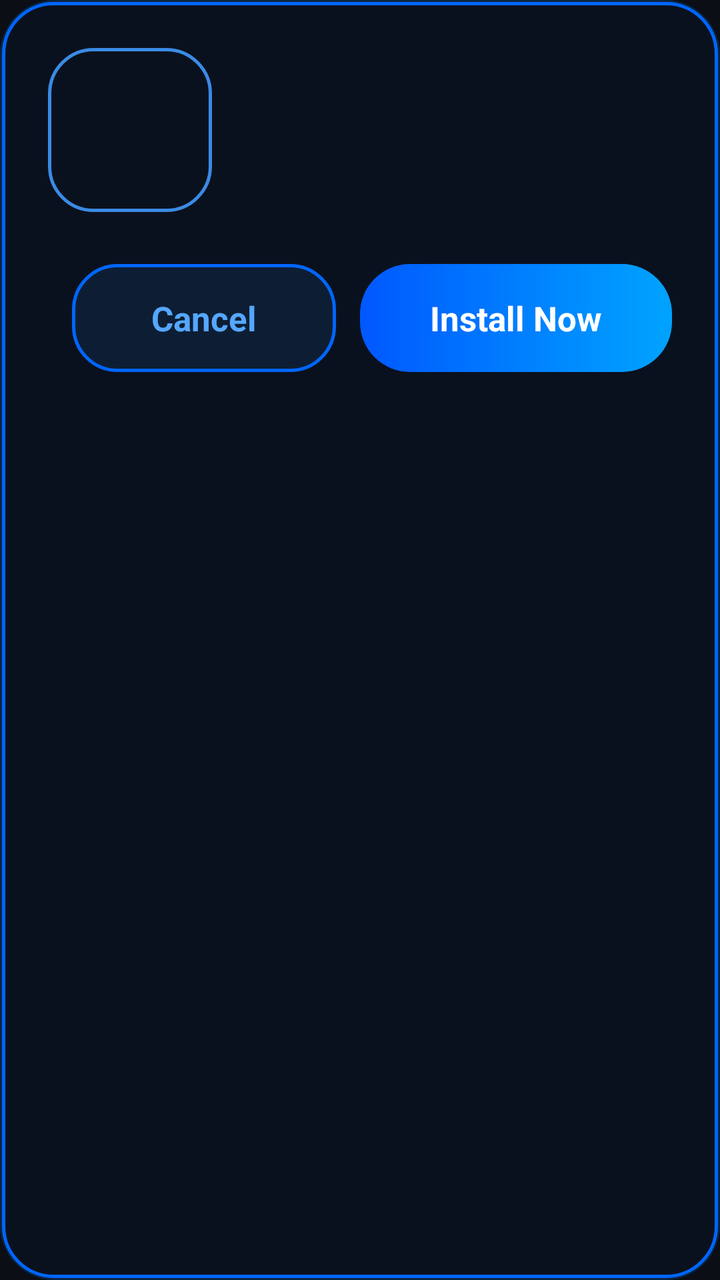
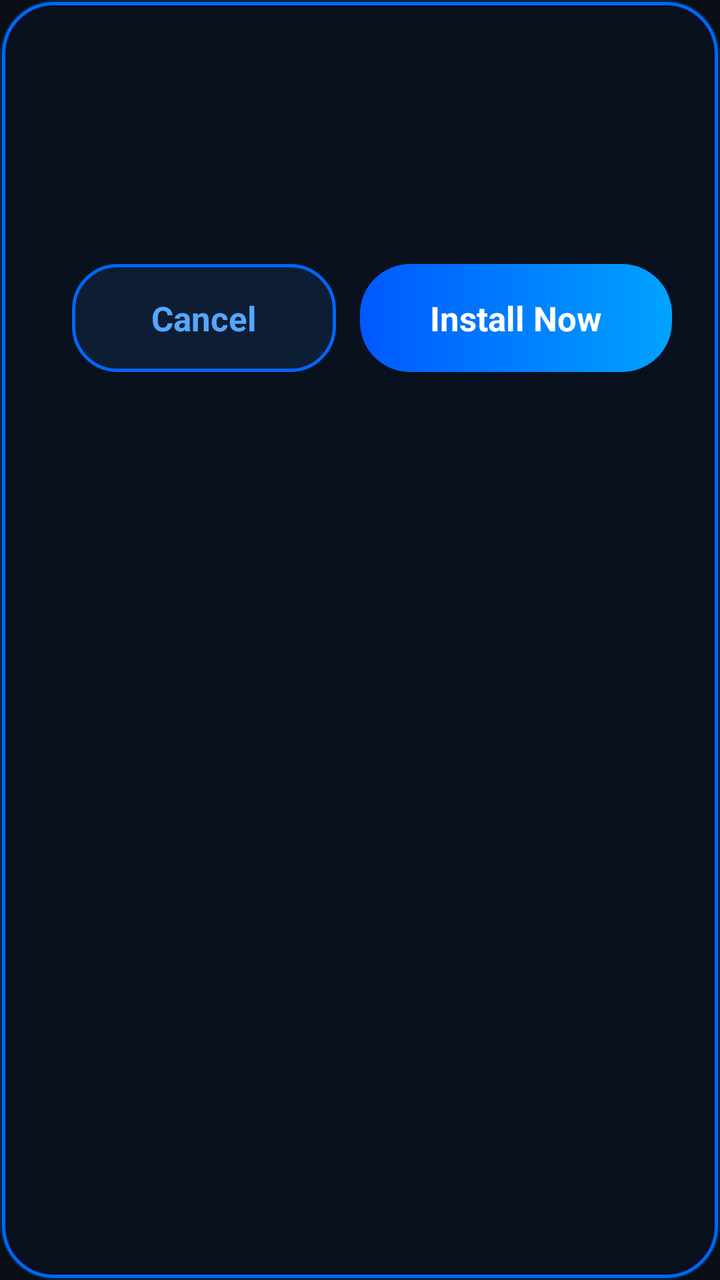

Two renders of the same Android screen: before a commit and after it. Below are the layout's source before the change and the commit's diff.
<!-- AndroidManifest.xml: application theme Theme.BlackBox -->
<!-- res/layout/dialog_install_game.xml -->
<?xml version="1.0" encoding="utf-8"?>
<LinearLayout xmlns:android="http://schemas.android.com/apk/res/android"
    android:layout_width="match_parent"
    android:layout_height="wrap_content"
    android:background="@drawable/bg_dialog_obb"
    android:orientation="vertical"
    android:padding="24dp">

    <LinearLayout
        android:layout_width="match_parent"
        android:layout_height="wrap_content"
        android:gravity="top"
        android:orientation="horizontal">

        <FrameLayout
            android:layout_width="82dp"
            android:layout_height="82dp">

            <ImageView
                android:id="@+id/iv_install_game_icon"
                android:layout_width="match_parent"
                android:layout_height="match_parent"
                android:contentDescription="Game icon"
                android:padding="2dp" />

            <View
                android:layout_width="match_parent"
                android:layout_height="match_parent"
                android:background="@drawable/bg_install_game_icon_border"
                android:importantForAccessibility="no" />
        </FrameLayout>

        <LinearLayout
            android:layout_width="0dp"
            android:layout_height="wrap_content"
            android:layout_marginStart="20dp"
            android:layout_weight="1"
            android:orientation="vertical">

            <TextView
                android:id="@+id/tv_install_game_title"
                android:layout_width="match_parent"
                android:layout_height="wrap_content"
                android:textColor="#F7F9FF"
                android:textSize="24sp"
                android:textStyle="bold" />

            <TextView
                android:id="@+id/tv_install_game_message"
                android:layout_width="match_parent"
                android:layout_height="wrap_content"
                android:layout_marginTop="18dp"
                android:lineSpacingExtra="3dp"
                android:textColor="#A8BCE0"
                android:textSize="16sp" />
        </LinearLayout>
    </LinearLayout>

    <LinearLayout
        android:layout_width="match_parent"
        android:layout_height="wrap_content"
        android:layout_marginTop="26dp"
        android:gravity="end"
        android:orientation="horizontal">

        <LinearLayout
            android:id="@+id/btn_install_cancel"
            android:layout_width="132dp"
            android:layout_height="54dp"
            android:background="@drawable/bg_btn_dialog_secondary"
            android:clickable="true"
            android:focusable="true"
            android:gravity="center">

            <TextView
                android:layout_width="wrap_content"
                android:layout_height="wrap_content"
                android:text="Cancel"
                android:textColor="#55A7FF"
                android:textSize="17sp"
                android:textStyle="bold" />
        </LinearLayout>

        <LinearLayout
            android:id="@+id/btn_install_confirm"
            android:layout_width="156dp"
            android:layout_height="54dp"
            android:layout_marginStart="12dp"
            android:background="@drawable/bg_btn_install_launch"
            android:clickable="true"
            android:focusable="true"
            android:gravity="center">

            <TextView
                android:layout_width="wrap_content"
                android:layout_height="wrap_content"
                android:text="Install Now"
                android:textColor="#FFFFFF"
                android:textSize="17sp"
                android:textStyle="bold" />
        </LinearLayout>
    </LinearLayout>
</LinearLayout>
<!-- resources referenced by this layout -->
<resources>
  <!-- drawable bg_btn_dialog_secondary (drawable) -->
  <?xml version="1.0" encoding="utf-8"?>
  <ripple xmlns:android="http://schemas.android.com/apk/res/android"
      android:color="#3300A3FF">
      <item>
          <shape android:shape="rectangle">
              <solid android:color="#0D1E34" />
              <corners android:radius="22dp" />
              <stroke
                  android:width="1.5dp"
                  android:color="#0066FF" />
          </shape>
      </item>
  </ripple>
  <!-- drawable bg_btn_install_launch (drawable) -->
  <?xml version="1.0" encoding="utf-8"?>
  <ripple xmlns:android="http://schemas.android.com/apk/res/android"
      android:color="#80FFFFFF">
      <item>
          <shape android:shape="rectangle">
              <gradient
                  android:angle="0"
                  android:startColor="#0058FF"
                  android:endColor="#00A3FF"
                  android:type="linear" />
              <corners android:radius="25dp" />
          </shape>
      </item>
  </ripple>
  <!-- drawable bg_dialog_obb (drawable) -->
  <?xml version="1.0" encoding="utf-8"?>
  <layer-list xmlns:android="http://schemas.android.com/apk/res/android">
      <item>
          <shape android:shape="rectangle">
              <solid android:color="#00000000" />
              <corners android:radius="26dp" />
              <stroke
                  android:width="2.5dp"
                  android:color="#330080FF" />
          </shape>
      </item>
      <item
          android:bottom="1dp"
          android:left="1dp"
          android:right="1dp"
          android:top="1dp">
          <shape android:shape="rectangle">
              <solid android:color="#0A111E" />
              <corners android:radius="25dp" />
              <stroke
                  android:width="1.8dp"
                  android:color="#0066FF" />
          </shape>
      </item>
  </layer-list>
  <!-- drawable bg_install_game_icon_border (drawable) -->
  <?xml version="1.0" encoding="utf-8"?>
  <shape xmlns:android="http://schemas.android.com/apk/res/android" android:shape="rectangle">
      <corners android:radius="22dp" />
      <solid android:color="#00000000" />
      <stroke android:width="1.5dp" android:color="#3A8BE5" />
  </shape>
  <style name="Theme.BlackBox" parent="Theme.MaterialComponents.DayNight.NoActionBar">
          
          <item name="colorPrimary">@color/accent_blue</item>
          <item name="colorPrimaryVariant">@color/dark_bg</item>
          <item name="colorOnPrimary">@color/white</item>
          
          <item name="colorSecondary">@color/accent_blue</item>
          <item name="colorSecondaryVariant">@color/accent_blue_light</item>
          <item name="colorOnSecondary">@color/white</item>
          
          <item name="android:windowBackground">@color/dark_bg</item>
          <item name="android:statusBarColor" tools:targetApi="l">@color/dark_bg</item>
          <item name="android:navigationBarColor" tools:targetApi="l">@color/dark_bg</item>
  
          <item name="actionMenuTextColor">@color/white</item>
          <item name="android:forceDarkAllowed" tools:targetApi="q">false</item>
      </style>
  <color name="accent_blue">#2F80ED</color>
  <color name="dark_bg">#0B0E14</color>
  <color name="white">#FFFFFFFF</color>
  <color name="accent_blue_light">#3898FF</color>
</resources>

<!-- the commit's change to res/layout/dialog_install_game.xml (unified diff, before → after) -->
@@ -23,11 +23,6 @@
                 android:contentDescription="Game icon"
                 android:padding="2dp" />
 
-            <View
-                android:layout_width="match_parent"
-                android:layout_height="match_parent"
-                android:background="@drawable/bg_install_game_icon_border"
-                android:importantForAccessibility="no" />
         </FrameLayout>
 
         <LinearLayout
<!-- resource entries referenced after the edit -->
@@ -55,13 +55,6 @@
           </shape>
       </item>
   </layer-list>
-  <!-- drawable bg_install_game_icon_border (drawable) -->
-  <?xml version="1.0" encoding="utf-8"?>
-  <shape xmlns:android="http://schemas.android.com/apk/res/android" android:shape="rectangle">
-      <corners android:radius="22dp" />
-      <solid android:color="#00000000" />
-      <stroke android:width="1.5dp" android:color="#3A8BE5" />
-  </shape>
   <style name="Theme.BlackBox" parent="Theme.MaterialComponents.DayNight.NoActionBar">
           
           <item name="colorPrimary">@color/accent_blue</item>
